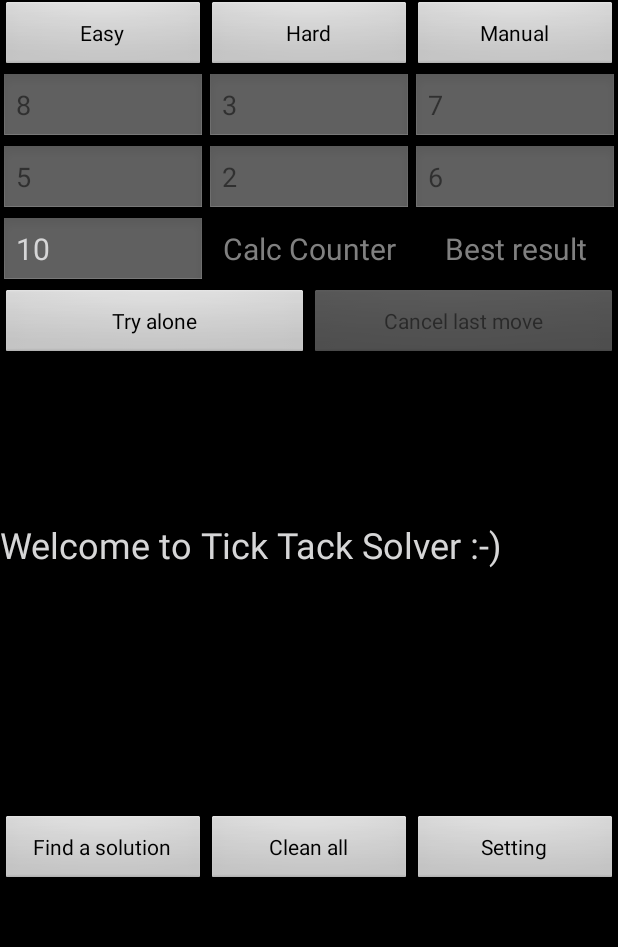
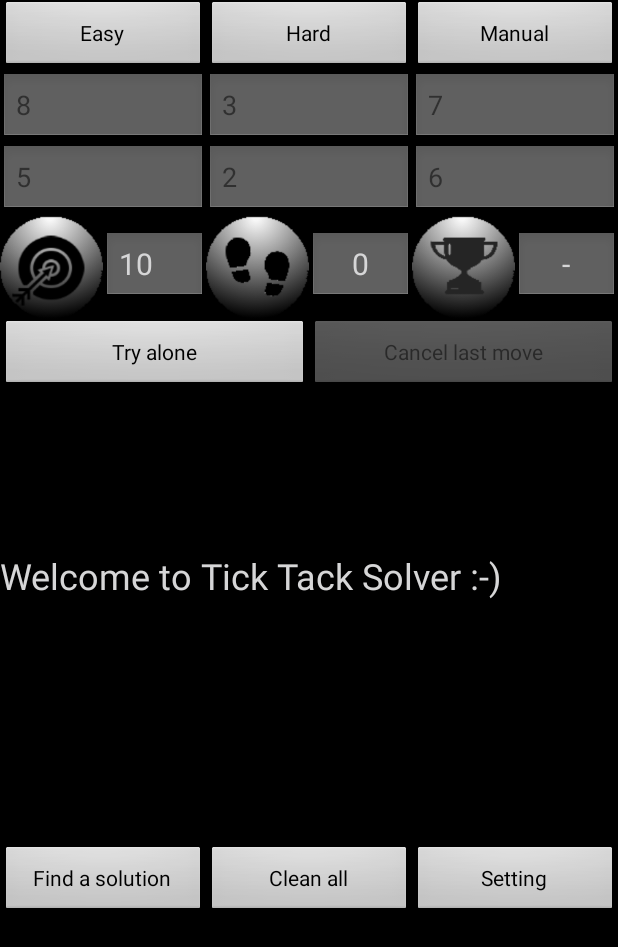
Before and after one commit to shirbenisrael/TickTakSolver, an Android app: the screen it shows after launch (MainActivity), after a tap on "Easy", on a phone screen of 412 x 824 dp. Shown: the top 947 px of the screen. Run offline under Robolectric (Android 15) with nearby library versions, the phone set to English and light mode, and no system bars; 1 statement that could not run was skipped.

Commit message:
Add icons instead of text.
Target icon.
Steps counter icon.
Best result icon.

```diff
--- a/app/src/main/java/com/shirbi/ticktaksolver/MainActivity.java
+++ b/app/src/main/java/com/shirbi/ticktaksolver/MainActivity.java
@@ -94,9 +94,13 @@ public class MainActivity extends Activity {
         ((Button) findViewById(R.id.cleanButton)).setWidth(width / 3);
         ((Button) findViewById(R.id.calculateButtonOneThread)).setWidth(width / 3);
         ((Button) findViewById(R.id.settingButton)).setWidth(width / 3);
-        ((EditText) findViewById(R.id.target)).setWidth(width / 3);
-        ((TextView) findViewById(R.id.playerCalcCounter)).setWidth(width / 3);
-        ((TextView) findViewById(R.id.bestResult)).setWidth(width / 3);
+
+        setSquareSizeView(findViewById(R.id.target_icon), width / 6);
+        ((EditText) findViewById(R.id.target)).setWidth(width / 6);
+        setSquareSizeView(findViewById(R.id.steps_icon), width / 6);
+        ((TextView) findViewById(R.id.playerCalcCounter)).setWidth(width / 6);
+        setSquareSizeView(findViewById(R.id.best_result_icon), width / 6);
+        ((TextView) findViewById(R.id.bestResult)).setWidth(width / 6);
 
         for (int id : tryAloneOperandsButtons) {
             Button button = (Button) findViewById(id);
@@ -111,6 +115,11 @@ public class MainActivity extends Activity {
         mBluetoothAdapter = BluetoothAdapter.getDefaultAdapter();
 
         RestoreState();
+    }
+
+    private void setSquareSizeView(View view, int size) {
+        view.getLayoutParams().width = size;
+        view.getLayoutParams().height = size;
     }
 
     private void SetButtonWidth(Button button, int width) {
@@ -342,8 +351,8 @@ public class MainActivity extends Activity {
     }
 
     private void cleanResults() {
-        ((TextView) findViewById(R.id.bestResult)).setText("");
-        ((TextView) findViewById(R.id.playerCalcCounter)).setText("");
+        ((TextView) findViewById(R.id.bestResult)).setText("-");
+        ((TextView) findViewById(R.id.playerCalcCounter)).setText("0");
 
         for (int id : partResultsTextViews) {
             TextView myTextView = (TextView) findViewById(id);
--- a/app/src/main/res/layout/activity_main.xml
+++ b/app/src/main/res/layout/activity_main.xml
@@ -139,33 +139,53 @@
             android:id="@+id/targetLayout"
             android:layout_width="match_parent"
             android:layout_height="wrap_content"
+            android:gravity="center_vertical"
             android:orientation="horizontal">
+
+            <ImageView
+                android:id="@+id/target_icon"
+                android:src="@drawable/target_icon"
+                android:layout_width="wrap_content"
+                android:layout_height="wrap_content" />
 
             <EditText
                 android:id="@+id/target"
                 android:layout_width="wrap_content"
                 android:layout_height="wrap_content"
                 android:ems="12"
-                android:hint="@string/TargetNumber"
                 android:inputType="number"
                 android:textColor="@color/lime"
                 android:textSize="20dp" />
 
-            <TextView
+            <ImageView
+                android:id="@+id/steps_icon"
+                android:src="@drawable/steps_icon"
+                android:layout_width="wrap_content"
+                android:layout_height="wrap_content" />
+
+            <EditText
                 android:id="@+id/playerCalcCounter"
                 android:layout_width="wrap_content"
                 android:layout_height="wrap_content"
                 android:gravity="center"
-                android:hint="@string/PlayerCalcCounter"
+                android:enabled="false"
+                android:focusable="false"
                 android:textColor="@color/lime"
                 android:textSize="20dp" />
 
-            <TextView
+            <ImageView
+                android:id="@+id/best_result_icon"
+                android:src="@drawable/best_result_icon"
+                android:layout_width="wrap_content"
+                android:layout_height="wrap_content" />
+
+            <EditText
                 android:id="@+id/bestResult"
                 android:layout_width="wrap_content"
                 android:layout_height="wrap_content"
                 android:gravity="center"
-                android:hint="@string/BestResult"
+                android:enabled="false"
+                android:focusable="false"
                 android:textColor="@color/lime"
                 android:textSize="20dp" />
 
```
Also changed, not shown: app/src/main/res/drawable/best_result_icon.png (added), app/src/main/res/drawable/empty_icon.png (added), app/src/main/res/drawable/steps_icon.png (added), app/src/main/res/drawable/target_icon.png (added).
